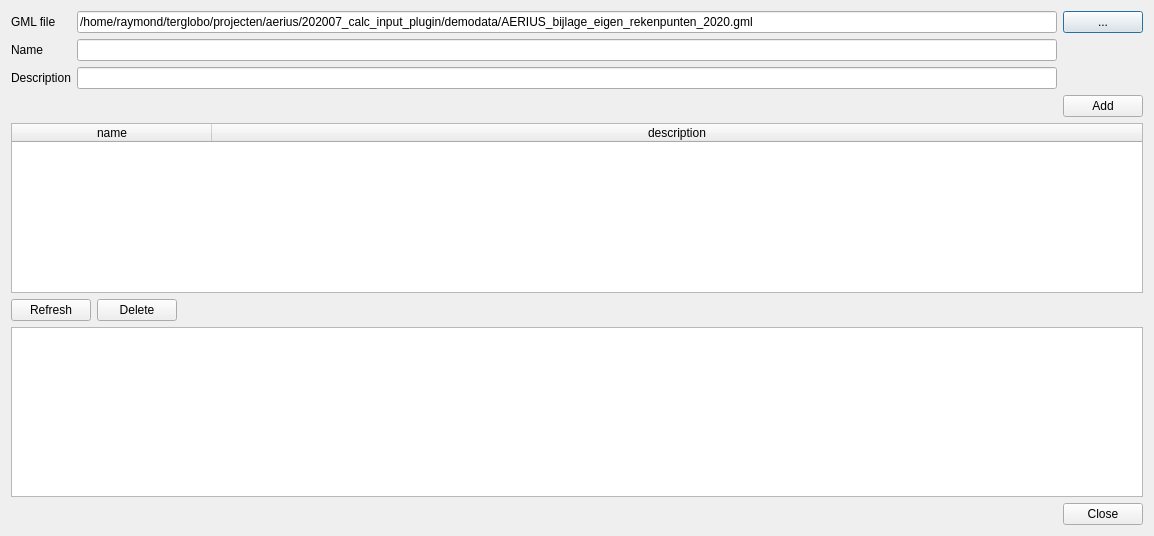
Qt form ImaerPlugin/connect_receptorsets_dlg.ui (opengeogroep/AERIUS-QGIS-plugins) before a commit.
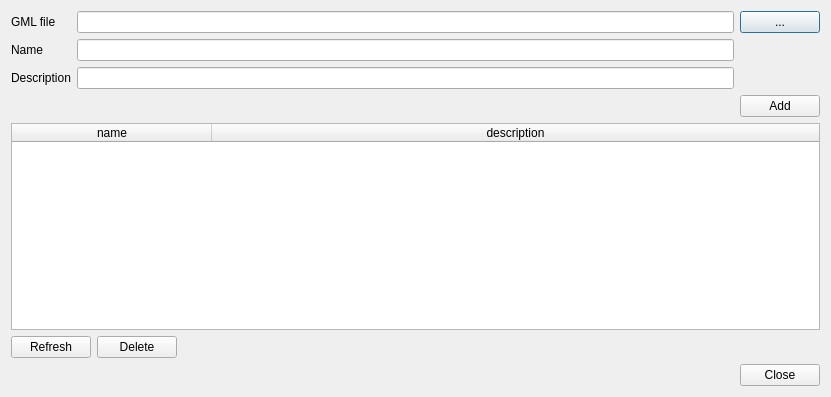
The same form after that commit.

Commit message: Lots of GUI logic

```diff
--- a/ImaerPlugin/connect_receptorsets_dlg.ui
+++ b/ImaerPlugin/connect_receptorsets_dlg.ui
@@ -6,8 +6,8 @@
    <rect>
     <x>0</x>
     <y>0</y>
-    <width>1154</width>
-    <height>536</height>
+    <width>831</width>
+    <height>397</height>
    </rect>
   </property>
   <property name="windowTitle">
@@ -16,13 +16,6 @@
   <layout class="QVBoxLayout" name="verticalLayout">
    <item>
     <layout class="QGridLayout" name="gridLayout">
-     <item row="0" column="1">
-      <widget class="QLineEdit" name="edit_gml_input">
-       <property name="text">
-        <string>/home/raymond/terglobo/projecten/aerius/202007_calc_input_plugin/demodata/AERIUS_bijlage_eigen_rekenpunten_2020.gml</string>
-       </property>
-      </widget>
-     </item>
      <item row="0" column="0">
       <widget class="QLabel" name="label_gml_input">
        <property name="text">
@@ -63,6 +56,13 @@
      <item row="2" column="1">
       <widget class="QLineEdit" name="edit_description"/>
      </item>
+     <item row="0" column="1">
+      <widget class="QLineEdit" name="edit_gml_input">
+       <property name="text">
+        <string/>
+       </property>
+      </widget>
+     </item>
     </layout>
    </item>
    <item>
@@ -149,16 +149,6 @@
      </item>
     </layout>
    </item>
-   <item>
-    <widget class="QTextEdit" name="text_feedback">
-     <property name="font">
-      <font>
-       <family>Ubuntu Mono</family>
-       <pointsize>9</pointsize>
-      </font>
-     </property>
-    </widget>
-   </item>
    <item>
     <widget class="QDialogButtonBox" name="buttonBox">
      <property name="maximumSize">
```
The commit also changes 4 other files.
